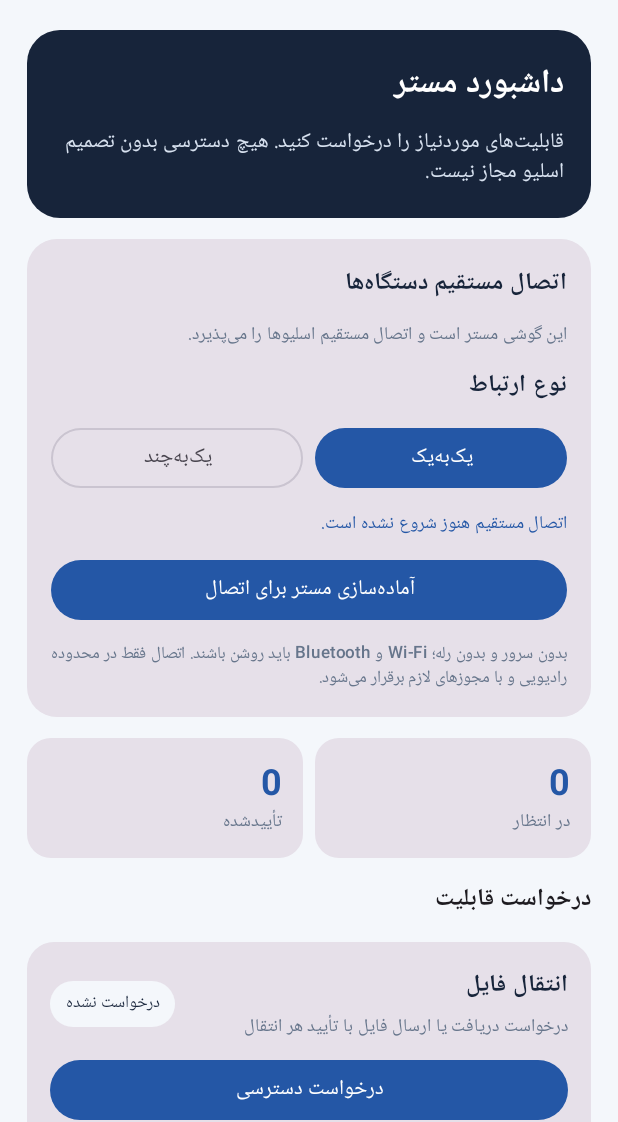
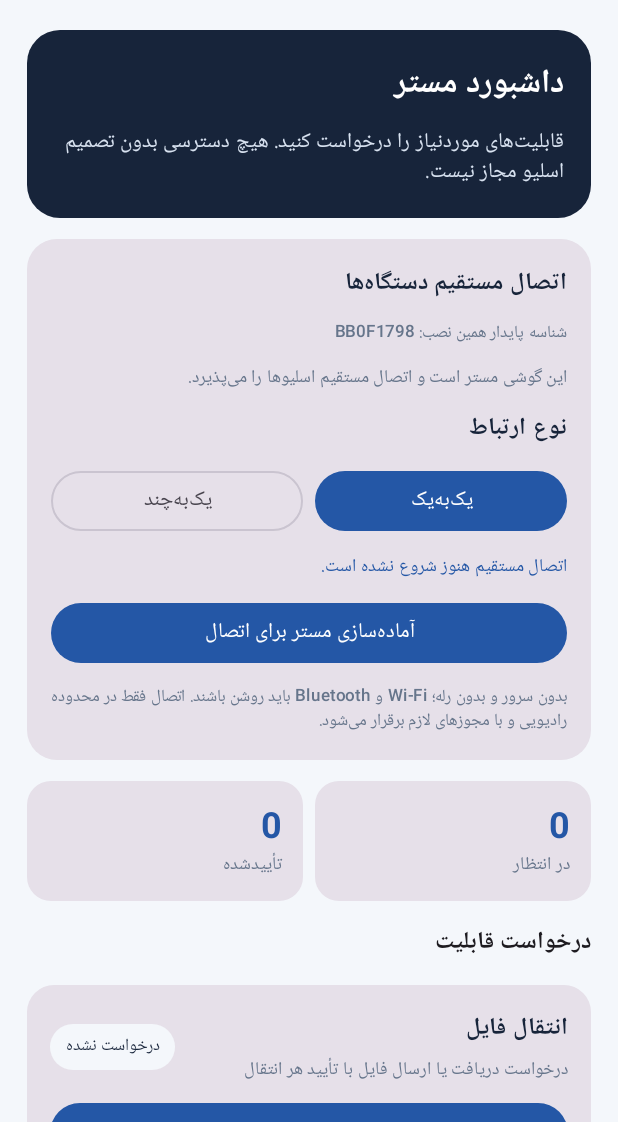
Before and after one commit to alory11-bot/VLink-Consent-Manager, an Android app built with Jetpack Compose: the screen it shows after launch (RoleCapabilityActivity), after a tap on "Master • مستر", on a phone screen of 412 x 824 dp, the part 114-1236 px from its top. Run offline under Robolectric (Android 15) with nearby library versions, the phone set to English and light mode, and no system bars; 5 statements that could not run were skipped.

Commit message:
feat(identity): show stable local install identifier in connection UI

```diff
--- a/app/src/main/java/com/vlink/consent/RoleCapabilityActivity.kt
+++ b/app/src/main/java/com/vlink/consent/RoleCapabilityActivity.kt
@@ -312,6 +312,7 @@ class RoleCapabilityActivity : ComponentActivity() {
         var approvalTitle by remember { mutableStateOf<String?>(null) }
         var approvalDigits by remember { mutableStateOf("") }
         var approvalAction by remember { mutableStateOf<((Boolean) -> Unit)?>(null) }
+        val localDeviceShortId = remember { LocalDeviceIdentityStore(this@RoleCapabilityActivity).getOrCreate().shortId }
 
         val transport = remember {
             NearbyP2pTransport(this@RoleCapabilityActivity, object : NearbyP2pTransport.Listener {
@@ -380,6 +381,7 @@ class RoleCapabilityActivity : ComponentActivity() {
         Card(shape = RoundedCornerShape(20.dp)) {
             Column(Modifier.fillMaxWidth().padding(16.dp), verticalArrangement = Arrangement.spacedBy(10.dp)) {
                 Text("اتصال مستقیم دستگاه‌ها", fontWeight = FontWeight.Bold, color = RoleInk)
+                Text("شناسه پایدار همین نصب: $localDeviceShortId", color = RoleMuted, style = MaterialTheme.typography.labelSmall)
                 Text(
                     if (role == DeviceRole.MASTER) "این گوشی مستر است و اتصال مستقیم اسلیوها را می‌پذیرد."
                     else "این گوشی اسلیو است و مسترهای نزدیک را پیدا می‌کند.",
```
